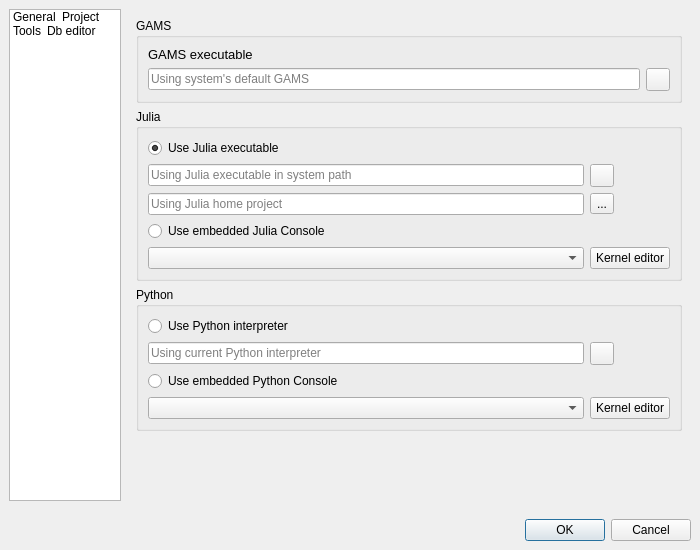
Old version of the form spinetoolbox/ui/settings.ui in the repository spine-tools/Spine-Toolbox.
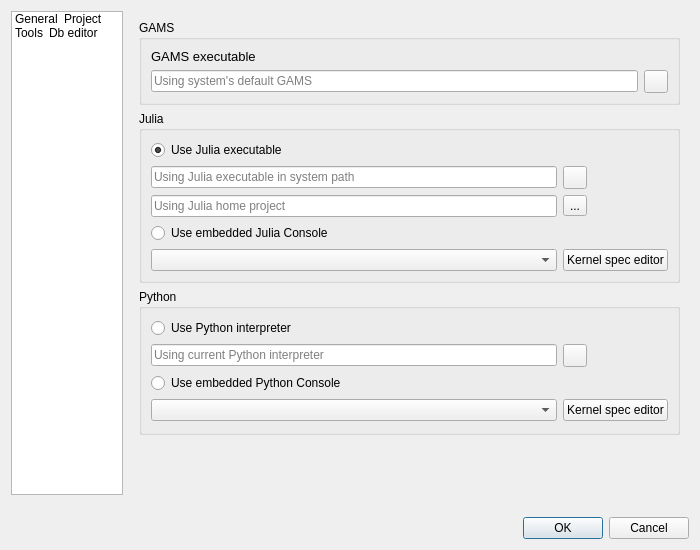
New version of the form. The open tabs and pages were chosen to show the change. Icons and pictures are not drawn. Custom widgets are drawn as their Qt base class.

Commit message:
Renamed some buttons and  labels. Added missing database.svg.
Some buttons and labels said kernel when a more suitable name was actually kernel spec or kernel specification

```diff
--- a/spinetoolbox/ui/settings.ui
+++ b/spinetoolbox/ui/settings.ui
@@ -77,19 +77,19 @@
    <item>
     <layout class="QHBoxLayout" name="horizontalLayout_2">
      <property name="spacing">
-      <number>6</number>
+      <number>7</number>
      </property>
      <property name="leftMargin">
-      <number>9</number>
+      <number>11</number>
      </property>
      <property name="topMargin">
-      <number>9</number>
+      <number>11</number>
      </property>
      <property name="rightMargin">
-      <number>9</number>
+      <number>11</number>
      </property>
      <property name="bottomMargin">
-      <number>9</number>
+      <number>11</number>
      </property>
      <item>
       <widget class="QListWidget" name="listWidget">
@@ -787,6 +787,12 @@
             </item>
             <item row="7" column="0">
              <widget class="CustomQComboBox" name="comboBox_julia_kernel">
+              <property name="sizePolicy">
+               <sizepolicy hsizetype="Expanding" vsizetype="Fixed">
+                <horstretch>0</horstretch>
+                <verstretch>0</verstretch>
+               </sizepolicy>
+              </property>
               <property name="toolTip">
                <string>&lt;html&gt;&lt;head/&gt;&lt;body&gt;&lt;p&gt;Select a Julia kernel for the embedded Julia Console.&lt;/p&gt;&lt;p&gt;Only valid Julia kernels are shown. Open Kernel editor to add kernels.&lt;/p&gt;&lt;/body&gt;&lt;/html&gt;</string>
               </property>
@@ -850,8 +856,14 @@
             </item>
             <item row="7" column="1">
              <widget class="QPushButton" name="pushButton_open_kernel_editor_julia">
+              <property name="sizePolicy">
+               <sizepolicy hsizetype="Minimum" vsizetype="Fixed">
+                <horstretch>0</horstretch>
+                <verstretch>0</verstretch>
+               </sizepolicy>
+              </property>
               <property name="text">
-               <string>Kernel editor</string>
+               <string>Kernel spec editor</string>
               </property>
              </widget>
             </item>
@@ -860,6 +872,12 @@
          </item>
          <item>
           <widget class="QGroupBox" name="groupBox_python">
+           <property name="sizePolicy">
+            <sizepolicy hsizetype="Preferred" vsizetype="Preferred">
+             <horstretch>0</horstretch>
+             <verstretch>0</verstretch>
+            </sizepolicy>
+           </property>
            <property name="minimumSize">
             <size>
              <width>0</width>
@@ -869,7 +887,13 @@
            <property name="title">
             <string>Python</string>
            </property>
-           <layout class="QGridLayout" name="gridLayout_2">
+           <layout class="QGridLayout" name="gridLayout_2" columnstretch="0,0">
+            <property name="bottomMargin">
+             <number>11</number>
+            </property>
+            <property name="spacing">
+             <number>6</number>
+            </property>
             <item row="0" column="0">
              <widget class="QRadioButton" name="radioButton_use_python_interpreter">
               <property name="toolTip">
@@ -922,6 +946,12 @@
             </item>
             <item row="3" column="0">
              <widget class="CustomQComboBox" name="comboBox_python_kernel">
+              <property name="sizePolicy">
+               <sizepolicy hsizetype="Expanding" vsizetype="Fixed">
+                <horstretch>0</horstretch>
+                <verstretch>0</verstretch>
+               </sizepolicy>
+              </property>
               <property name="toolTip">
                <string>&lt;html&gt;&lt;head/&gt;&lt;body&gt;&lt;p&gt;Select a Python kernel for the embedded Python Console.&lt;/p&gt;&lt;p&gt;Only valid Python kernels are shown. Open Kernel editor to add kernels.&lt;/p&gt;&lt;/body&gt;&lt;/html&gt;</string>
               </property>
@@ -932,6 +962,12 @@
             </item>
             <item row="3" column="1">
              <widget class="QPushButton" name="pushButton_open_kernel_editor_python">
+              <property name="sizePolicy">
+               <sizepolicy hsizetype="Minimum" vsizetype="Fixed">
+                <horstretch>0</horstretch>
+                <verstretch>0</verstretch>
+               </sizepolicy>
+              </property>
               <property name="minimumSize">
                <size>
                 <width>0</width>
@@ -942,7 +978,7 @@
                <string>Open kernel editor</string>
               </property>
               <property name="text">
-               <string>Kernel editor</string>
+               <string>Kernel spec editor</string>
               </property>
              </widget>
             </item>
@@ -956,8 +992,8 @@
            </property>
            <property name="sizeHint" stdset="0">
             <size>
-             <width>20</width>
-             <height>40</height>
+             <width>0</width>
+             <height>0</height>
             </size>
            </property>
           </spacer>
@@ -1063,16 +1099,16 @@
    <item>
     <layout class="QHBoxLayout" name="horizontalLayout">
      <property name="leftMargin">
-      <number>9</number>
+      <number>11</number>
      </property>
      <property name="topMargin">
-      <number>9</number>
+      <number>11</number>
      </property>
      <property name="rightMargin">
-      <number>9</number>
+      <number>11</number>
      </property>
      <property name="bottomMargin">
-      <number>9</number>
+      <number>11</number>
      </property>
      <item>
       <widget class="QDialogButtonBox" name="buttonBox">
```
Left out of the diff: 12 changed lines with no effect on the pictures. The commit also changes 6 other files.
